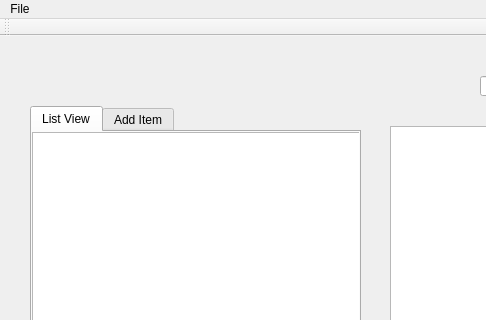
Old version of the form StuffFinder/StuffFinder/stufffinder.ui in the repository toddn1704/code-musketeers; both pictures show x 0 to 486 and y 0 to 320 of the 1206 by 751 pixel window.
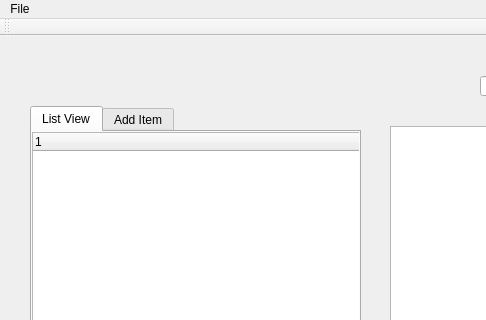
New version of the form. The open tabs and pages were chosen to show the change.

Commit message: Display items in a tree view

```diff
--- a/StuffFinder/StuffFinder/stufffinder.ui
+++ b/StuffFinder/StuffFinder/stufffinder.ui
@@ -43,7 +43,7 @@
      <attribute name="title">
       <string>List View</string>
      </attribute>
-     <widget class="QListWidget" name="listWidget">
+     <widget class="QTreeWidget" name="itemsTreeWidget">
       <property name="geometry">
        <rect>
         <x>0</x>
@@ -52,6 +52,11 @@
         <height>531</height>
        </rect>
       </property>
+      <column>
+       <property name="text">
+        <string notr="true">1</string>
+       </property>
+      </column>
      </widget>
     </widget>
     <widget class="QWidget" name="tab_2">
```
Left out of the diff: 4 changed lines with no effect on the pictures. The commit also changes 6 other files.
